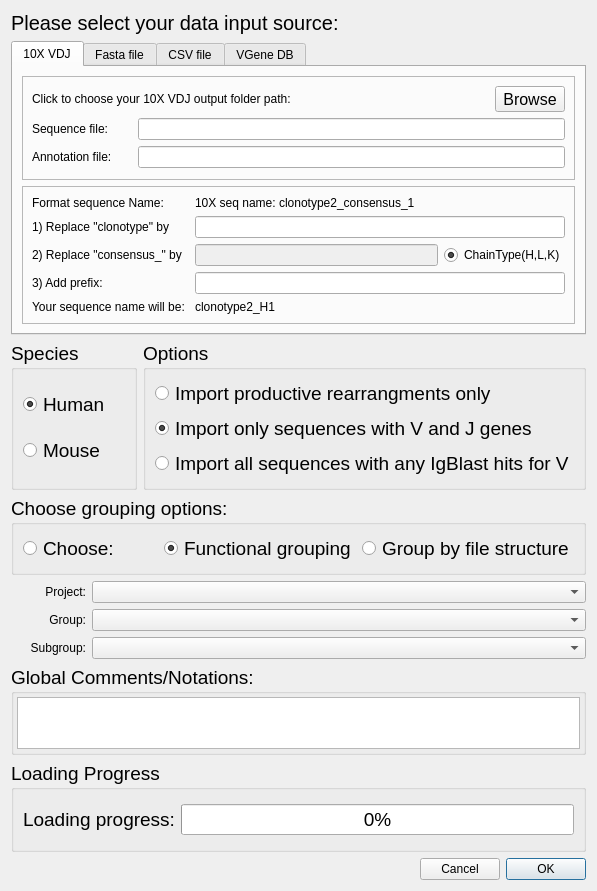
Before: the Qt Designer form import_data_dialog.ui in WilsonImmunologyLab/VGenes, drawn with Qt 5.
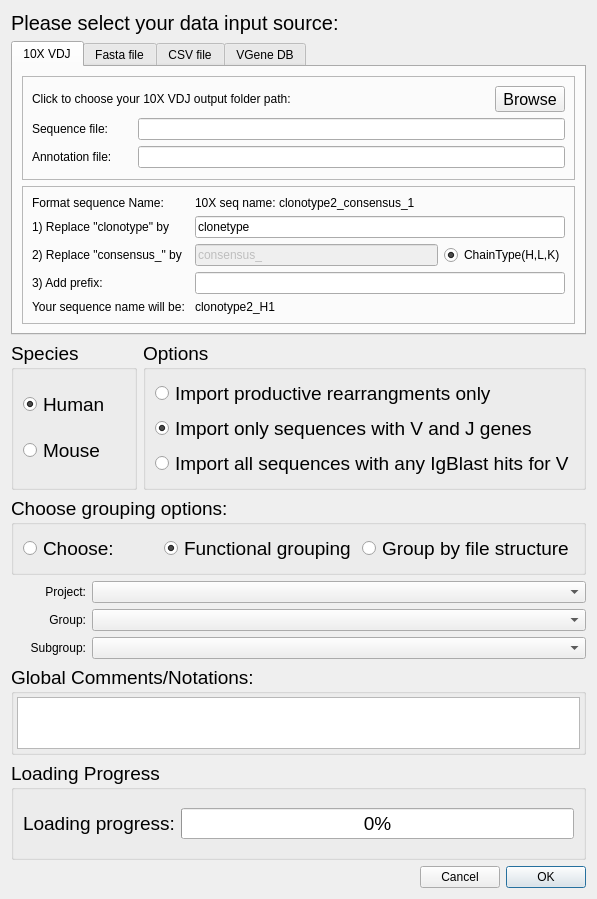
After: the same form once the commit is applied.

Diff of the .ui file:
```diff
--- a/import_data_dialog.ui
+++ b/import_data_dialog.ui
@@ -7,7 +7,7 @@
     <x>0</x>
     <y>0</y>
     <width>597</width>
-    <height>891</height>
+    <height>899</height>
    </rect>
   </property>
   <property name="windowTitle">
@@ -145,6 +145,9 @@
             <property name="enabled">
              <bool>false</bool>
             </property>
+            <property name="text">
+             <string>consensus_</string>
+            </property>
            </widget>
           </item>
           <item row="2" column="2">
@@ -179,7 +182,11 @@
            </widget>
           </item>
           <item row="1" column="1" colspan="2">
-           <widget class="QLineEdit" name="lineEditRep1"/>
+           <widget class="QLineEdit" name="lineEditRep1">
+            <property name="text">
+             <string>clonetype</string>
+            </property>
+           </widget>
           </item>
           <item row="3" column="1" colspan="2">
            <widget class="QLineEdit" name="lineEditRep3">
```
